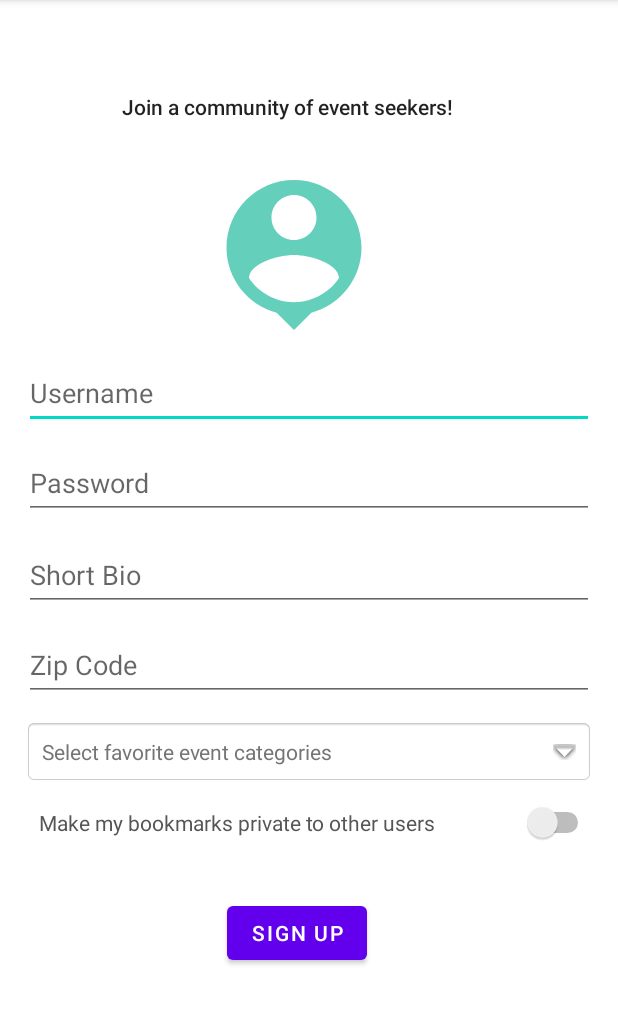
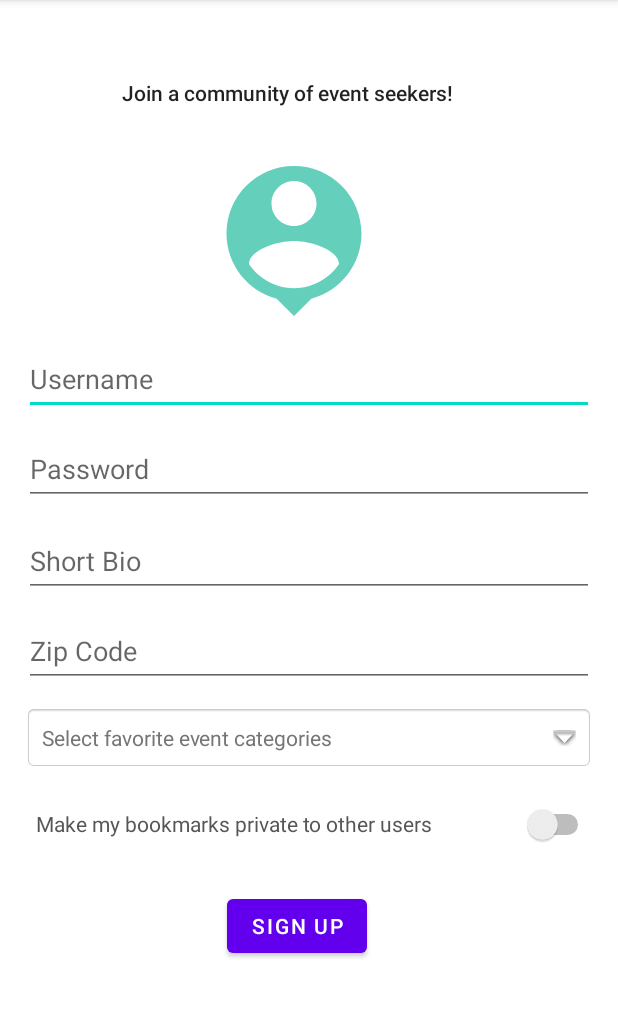
Before and after one commit to lymichelle21/Event_Finder_Capstone, an Android app: the SignUpActivity screen opened directly, with no data from a screen before it, on a phone screen of 412 x 824 dp, the part 84-1109 px from its top. Run offline under Robolectric (Android 15) with nearby library versions, the phone set to English and light mode, and no system bars; libraries missing offline, so code that uses them is left out: com.parse.

Commit message:
Readjust privacy toggle button UI on sign up screen

```diff
--- a/app/src/main/res/layout/activity_signup.xml
+++ b/app/src/main/res/layout/activity_signup.xml
@@ -52,7 +52,7 @@
         android:layout_height="wrap_content"
         android:layout_below="@+id/swPrivacy"
         android:layout_marginStart="135dp"
-        android:layout_marginTop="36dp"
+        android:layout_marginTop="20dp"
         android:text="@string/sign_up" />
 
     <TextView
@@ -60,7 +60,7 @@
         android:layout_width="wrap_content"
         android:layout_height="wrap_content"
         android:layout_marginStart="65dp"
-        android:layout_marginTop="45dp"
+        android:layout_marginTop="36dp"
         android:text="@string/join_a_community_of_event_seekers"
         android:textAppearance="@style/TextAppearance.AppCompat.Body2"
         tools:text="Join a community of event seekers!" />
@@ -113,8 +113,10 @@
         android:layout_width="match_parent"
         android:layout_height="wrap_content"
         android:layout_below="@+id/tvEventCategoryDropdown"
+        android:layout_marginStart="8dp"
         android:layout_marginTop="12dp"
-        android:text="   Make my bookmarks private to other users"
+        android:minHeight="48dp"
+        android:text="@string/make_my_bookmarks_private_to_other_users"
         android:textColor="#575555" />
 
 </RelativeLayout>
--- a/app/src/main/res/values/strings.xml
+++ b/app/src/main/res/values/strings.xml
@@ -44,4 +44,5 @@
     <string name="poster_profile_image">Poster profile image</string>
     <string name="posted_by">Posted by</string>
     <string name="category">category</string>
+    <string name="make_my_bookmarks_private_to_other_users">Make my bookmarks private to other users</string>
 </resources>
```
